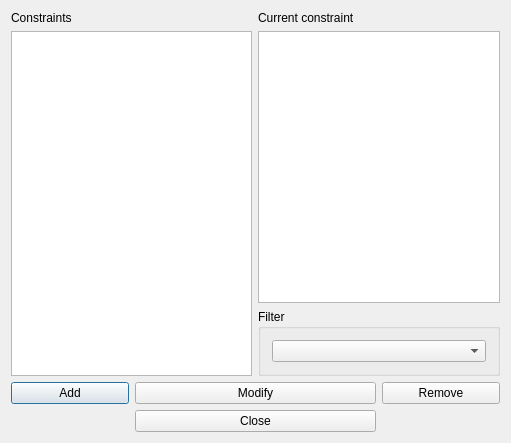
Old version of the form fet/src/interface/constraintactivitytagpreferredroomsform_template.ui in the repository vonmecheln/fet.
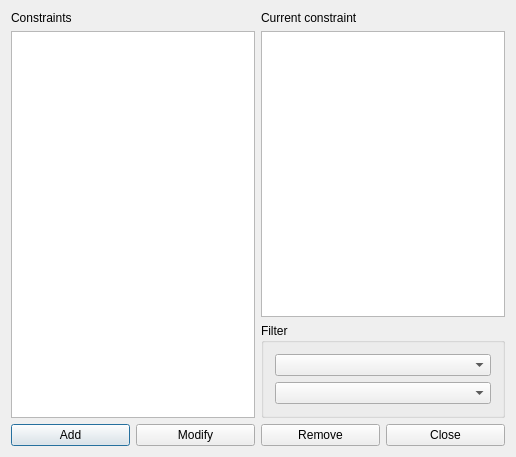
New version of the form.

Diff of the .ui file:
```diff
--- a/fet/src/interface/constraintactivitytagpreferredroomsform_template.ui
+++ b/fet/src/interface/constraintactivitytagpreferredroomsform_template.ui
@@ -6,8 +6,8 @@
    <rect>
     <x>0</x>
     <y>0</y>
-    <width>511</width>
-    <height>443</height>
+    <width>516</width>
+    <height>457</height>
    </rect>
   </property>
   <property name="windowTitle">
@@ -15,6 +15,8 @@
   </property>
   <layout class="QGridLayout" name="gridLayout_2">
    <item row="0" column="0">
+    <layout class="QVBoxLayout" name="verticalLayout_2">
+     <item>
     <widget class="QLabel" name="constraintsTextLabel">
      <property name="frameShape">
       <enum>QFrame::NoFrame</enum>
@@ -30,7 +32,14 @@
      </property>
     </widget>
    </item>
-   <item row="0" column="2" colspan="2">
+     <item>
+      <widget class="QListWidget" name="constraintsListWidget"/>
+     </item>
+    </layout>
+   </item>
+   <item row="0" column="1">
+    <layout class="QVBoxLayout" name="verticalLayout">
+     <item>
     <widget class="QLabel" name="currentConstraintTextLabel">
      <property name="text">
       <string>Current constraint</string>
@@ -40,51 +49,57 @@
      </property>
     </widget>
    </item>
-   <item row="1" column="0" rowspan="2" colspan="2">
-    <widget class="QListWidget" name="constraintsListWidget"/>
-   </item>
-   <item row="1" column="2" colspan="2">
+     <item>
     <widget class="QPlainTextEdit" name="currentConstraintTextEdit"/>
    </item>
-   <item row="2" column="2" colspan="2">
-    <widget class="QGroupBox" name="filterGroupBox_2">
+     <item>
+      <widget class="QGroupBox" name="filterGroupBox">
      <property name="title">
       <string>Filter</string>
      </property>
      <layout class="QGridLayout" name="gridLayout">
+        <item row="1" column="0">
+         <widget class="QComboBox" name="roomsComboBox"/>
+        </item>
       <item row="0" column="0">
        <widget class="QComboBox" name="activityTagsComboBox"/>
       </item>
      </layout>
     </widget>
    </item>
-   <item row="3" column="0">
+    </layout>
+   </item>
+   <item row="1" column="0" colspan="2">
+    <layout class="QHBoxLayout" name="horizontalLayout">
+     <item>
     <widget class="QPushButton" name="addConstraintPushButton">
      <property name="text">
       <string>Add</string>
      </property>
     </widget>
    </item>
-   <item row="3" column="1" colspan="2">
+     <item>
     <widget class="QPushButton" name="modifyConstraintPushButton">
      <property name="text">
       <string>Modify</string>
      </property>
     </widget>
    </item>
-   <item row="3" column="3">
+     <item>
     <widget class="QPushButton" name="removeConstraintPushButton">
      <property name="text">
       <string>Remove</string>
      </property>
     </widget>
    </item>
-   <item row="4" column="1" colspan="2">
+     <item>
     <widget class="QPushButton" name="closePushButton">
      <property name="text">
       <string>Close</string>
      </property>
     </widget>
+     </item>
+    </layout>
    </item>
   </layout>
  </widget>
```
Lines whose indentation alone changed are shown as unchanged.
